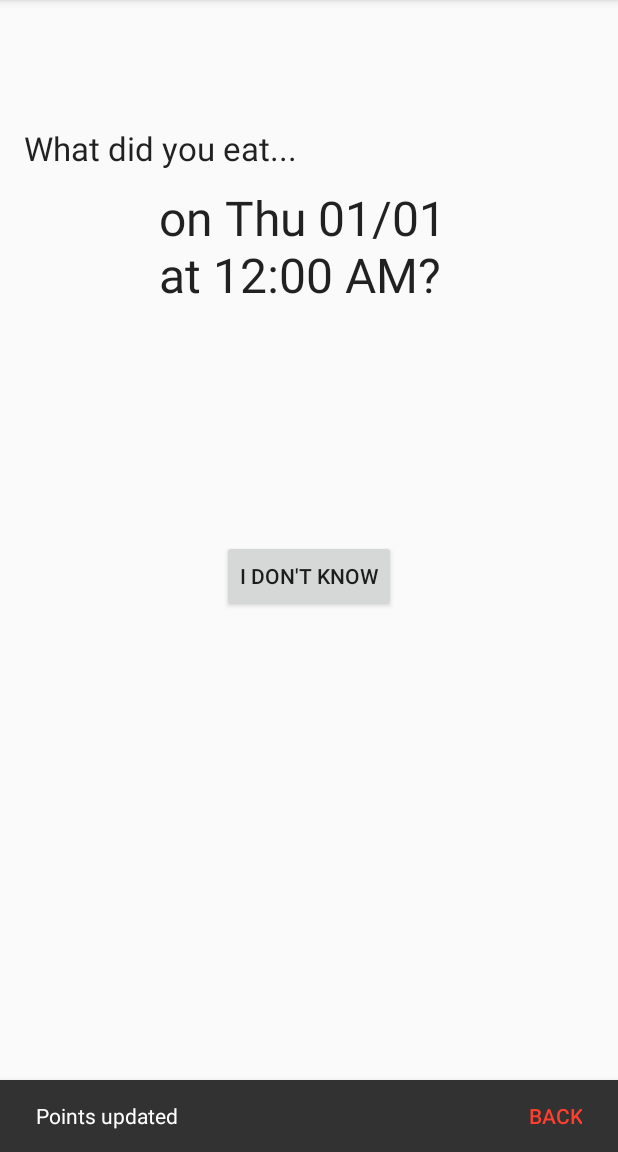
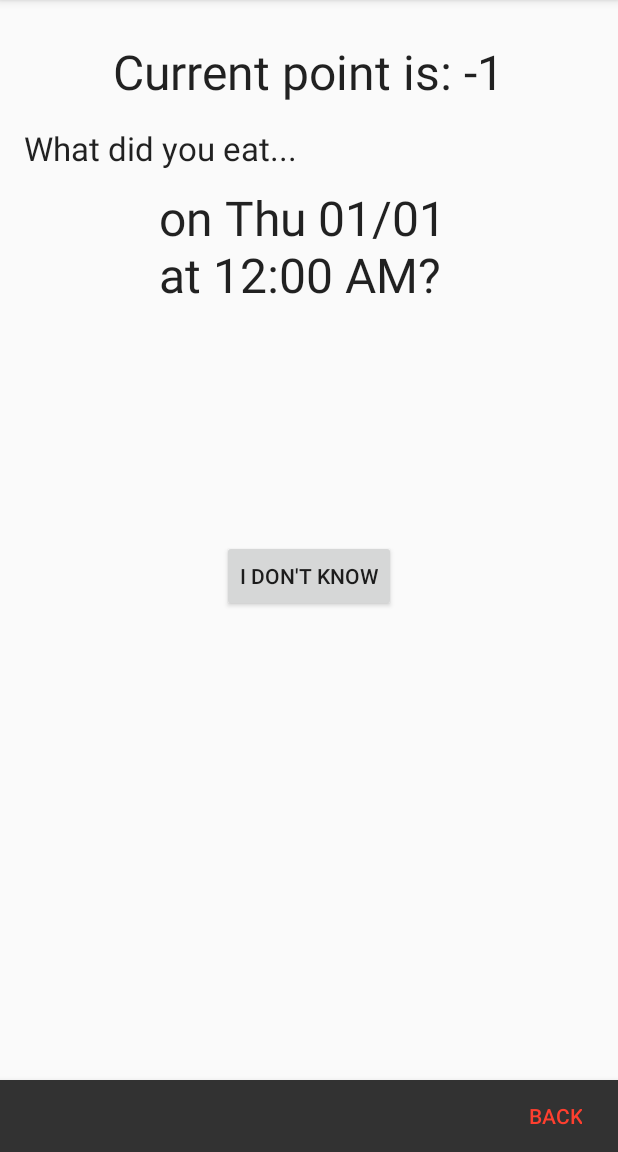
Before and after one commit to pdtran3k6/MealTracker, an Android app: the QuizActivity screen opened directly, with no data from a screen before it, after a tap on an icon or button, on a phone screen of 412 x 824 dp, the part 84-1236 px from its top. Run offline under Robolectric (Android 15) with nearby library versions, the phone set to English and light mode, and no system bars; 6 statements that could not run were skipped.

Commit message:
Added scoring system

```diff
--- a/app/src/main/java/com/example/phatd/mealtracker/QuizActivity.java
+++ b/app/src/main/java/com/example/phatd/mealtracker/QuizActivity.java
@@ -1,6 +1,8 @@
 package com.example.phatd.mealtracker;
 
+import android.content.Context;
 import android.content.Intent;
+import android.content.SharedPreferences;
 import android.graphics.Color;
 import android.os.Environment;
 import android.support.design.widget.Snackbar;
@@ -26,13 +28,20 @@ public class QuizActivity extends AppCompatActivity {
     private ImageView[] thumbnailsArray;
     private ImageView leftFoodThumbnail, centerFoodThumbnail, rightFoodThumbnail;
     private TextView question_DayAndTime;
+    private TextView pointsTV;
 
     private File[] directoryListing;
     private File foodThumbnailsDir;
     private File correctPhoto;
     private int correctIndex;
+    private int points;
     private boolean answered;
+    private boolean correct;
 
+    private static int IMAGEVIEW_0 = 0;
+    private static int IMAGEVIEW_1 = 1;
+    private static int IMAGEVIEW_2 = 2;
+    private static int NO_ANSWER = -1;
     private int green;
     private int red;
 
@@ -40,26 +49,23 @@ public class QuizActivity extends AppCompatActivity {
     protected void onCreate(Bundle savedInstanceState) {
         super.onCreate(savedInstanceState);
         setContentView(R.layout.content_quiz);
-
+        question_DayAndTime = (TextView) findViewById(R.id.question_DayAndTime);
+        pointsTV = (TextView) findViewById(R.id.points);
         answered = false;
+        points = getCurrPoints();
 
         // I-don't-know button setup
         Button iDontKnowButton = (Button) findViewById(R.id.idontknow);
         iDontKnowButton.setOnClickListener(new View.OnClickListener() {
             @Override
             public void onClick(View view) {
-                revealCorrectAnswer(-1);
-                updatePoints();
+                revealCorrectAnswer(NO_ANSWER);
+                genSnackbar();
+                updatePoints(correct);
             }
         });
 
-        // question_DayAndTime TextView setup
-        question_DayAndTime = (TextView) findViewById(R.id.question_DayAndTime);
-
-        // Populate question_DayAndTime
         generateQuestions();
-
-        // Populate all ImageView food thumbnails
         generateThumbnails();
     }
 
@@ -75,23 +81,31 @@ public class QuizActivity extends AppCompatActivity {
         green = Color.argb(70, 26, 255, 0);
 
         if (!answered) {
-            if (chosenIndex == -1) {
+            if (chosenIndex == NO_ANSWER) {
                 Toast.makeText(this, "This is the correct answer. " +
                                 "Be more aware of what you eat next time",
                         Toast.LENGTH_SHORT).show();
                 thumbnailsArray[correctIndex].setColorFilter(green);
+                correct = false;
             } else if (chosenIndex == correctIndex) {
                 Toast.makeText(this, "Congratulations. It's the correct answer",
                         Toast.LENGTH_SHORT).show();
                 thumbnailsArray[chosenIndex].setColorFilter(green);
+                correct = true;
             } else {
                 Toast.makeText(this, "The correct answer was photo number " + displayPos,
                         Toast.LENGTH_SHORT).show();
                 thumbnailsArray[chosenIndex].setColorFilter(red);
                 thumbnailsArray[correctIndex].setColorFilter(green);
+                correct = false;
             }
             answered = true;
-            Snackbar.make(findViewById(android.R.id.content), "Points updated",
+        }
+    }
+
+
+    private void genSnackbar() {
+        Snackbar.make(findViewById(android.R.id.content), "",
             Snackbar.LENGTH_INDEFINITE)
             .setAction("BACK", new View.OnClickListener() {
                 @Override
@@ -102,10 +116,35 @@ public class QuizActivity extends AppCompatActivity {
                 }
             }).show();
     }
+
+    private int getCurrPoints() {
+        int localPoints;
+        SharedPreferences myPref = getSharedPreferences("points", 0);
+        if (myPref.contains("points")) {
+            localPoints = Integer.parseInt(myPref.getString("points", ""));
+        } else {
+            localPoints = 0;
         }
 
-    private void updatePoints() {
+        String currentPoints = Integer.toString(localPoints);
+        pointsTV.setText("Current point is: " + currentPoints);
+        return localPoints;
+    }
 
+    private void updatePoints(boolean correct) {
+        SharedPreferences myPref = getSharedPreferences("points", 0);
+        SharedPreferences.Editor editor = myPref.edit();
+
+        if (correct) {
+            editor.putString("points", Integer.toString(++points));
+            editor.commit();
+            getCurrPoints();
+            return;
+        }
+
+        editor.putString("points", Integer.toString(--points));
+        editor.commit();
+        getCurrPoints();
     }
 
     private void generateQuestions() {
@@ -132,12 +171,10 @@ public class QuizActivity extends AppCompatActivity {
         int totalNumPhotos = directoryListing.length;
         Integer[] randomPhotoIndexes = new Integer[totalNumPhotos];
 
-        // Populate all meal photos' indexes to the array
         for (int i = 0; i < totalNumPhotos; i++) {
             randomPhotoIndexes[i] = i;
         }
 
-        // Randomize all elements
         Collections.shuffle(Arrays.asList(randomPhotoIndexes));
 
         for (int k = 0; k < 3; k++) {
@@ -154,7 +191,6 @@ public class QuizActivity extends AppCompatActivity {
             }
         }
 
-        // Populate thumbnailsArray with random meal photos
         for (int i = 0; i < 3; i++) {
             Glide.with(this).
                     load(directoryListing[randomPhotoIndexes[i]]).
@@ -163,33 +199,34 @@ public class QuizActivity extends AppCompatActivity {
     }
 
     private void setupThumbnails() {
-        // Set each thumbnail to its corresponding variable
         leftFoodThumbnail = (ImageView) findViewById(R.id.leftThumbnail);
         leftFoodThumbnail.setOnClickListener(new View.OnClickListener() {
             @Override
             public void onClick(View view) {
-                revealCorrectAnswer(0);
-                updatePoints();
+                revealCorrectAnswer(IMAGEVIEW_0);
+                genSnackbar();
+                updatePoints(correct);
             }
         });
         centerFoodThumbnail = (ImageView) findViewById(R.id.centerThumbnail);
         centerFoodThumbnail.setOnClickListener(new View.OnClickListener() {
             @Override
             public void onClick(View view) {
-                revealCorrectAnswer(1);
-                updatePoints();
+                revealCorrectAnswer(IMAGEVIEW_1);
+                genSnackbar();
+                updatePoints(correct);
             }
         });
         rightFoodThumbnail = (ImageView) findViewById(R.id.rightThumbnail);
         rightFoodThumbnail.setOnClickListener(new View.OnClickListener() {
             @Override
             public void onClick(View view) {
-                revealCorrectAnswer(2);
-                updatePoints();
+                revealCorrectAnswer(IMAGEVIEW_2);
+                genSnackbar();
+                updatePoints(correct);
             }
         });
 
-        // Put all thumbnails into an array
         thumbnailsArray = new ImageView[]
                 {leftFoodThumbnail, centerFoodThumbnail, rightFoodThumbnail};
     }
--- a/app/src/main/res/layout/content_quiz.xml
+++ b/app/src/main/res/layout/content_quiz.xml
@@ -13,12 +13,22 @@
     <TextView
         android:layout_width="wrap_content"
         android:layout_height="wrap_content"
+        android:id="@+id/points"
+        android:textAppearance="@style/TextAppearance.AppCompat.Large"
+        android:layout_marginTop="10dp"
+        android:textSize="32dp"
+        android:layout_centerHorizontal="true" />
+
+    <TextView
+        android:layout_width="wrap_content"
+        android:layout_height="wrap_content"
         android:id="@+id/question"
         android:textAppearance="@style/TextAppearance.AppCompat.Large"
         android:text="@string/static_quiz"
         android:layout_alignParentTop="true"
         android:layout_alignParentStart="true"
-        android:layout_marginTop="68dp" />
+        android:layout_marginTop="68dp"
+        android:layout_below="@+id/points" />
 
     <TextView
         android:layout_width="wrap_content"
@@ -63,5 +73,4 @@
         android:layout_centerHorizontal="true"
         android:layout_marginTop="30dp"
         android:id="@+id/idontknow" />
-
 </RelativeLayout>
```
Lines whose indentation alone changed are shown as unchanged.
